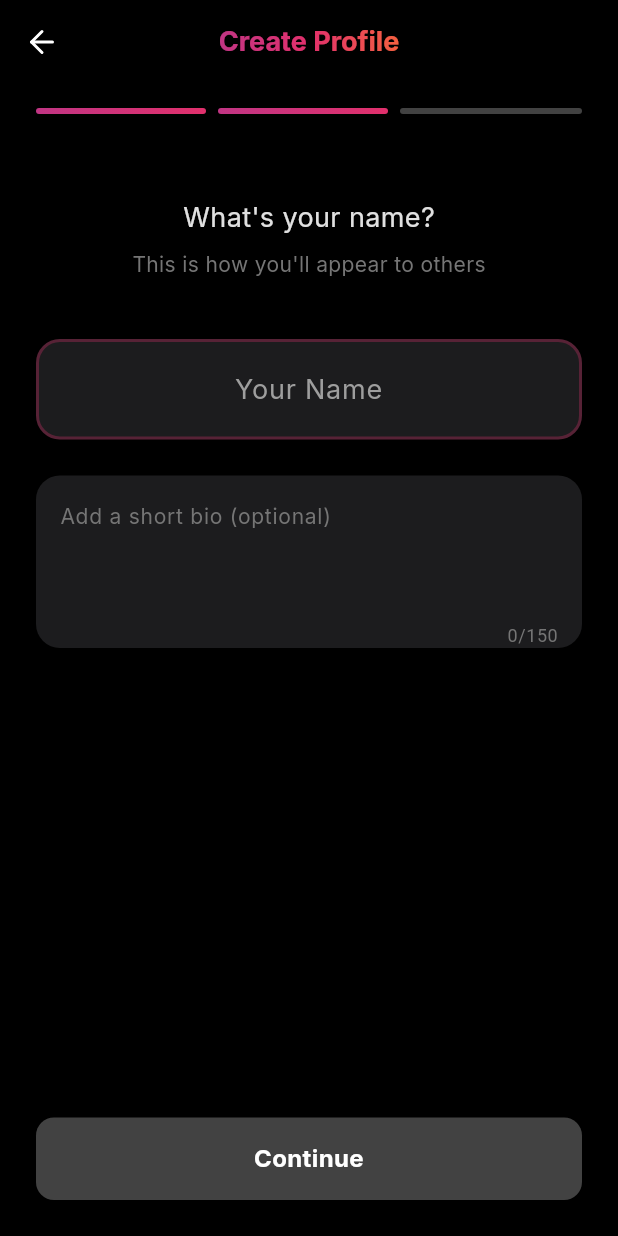
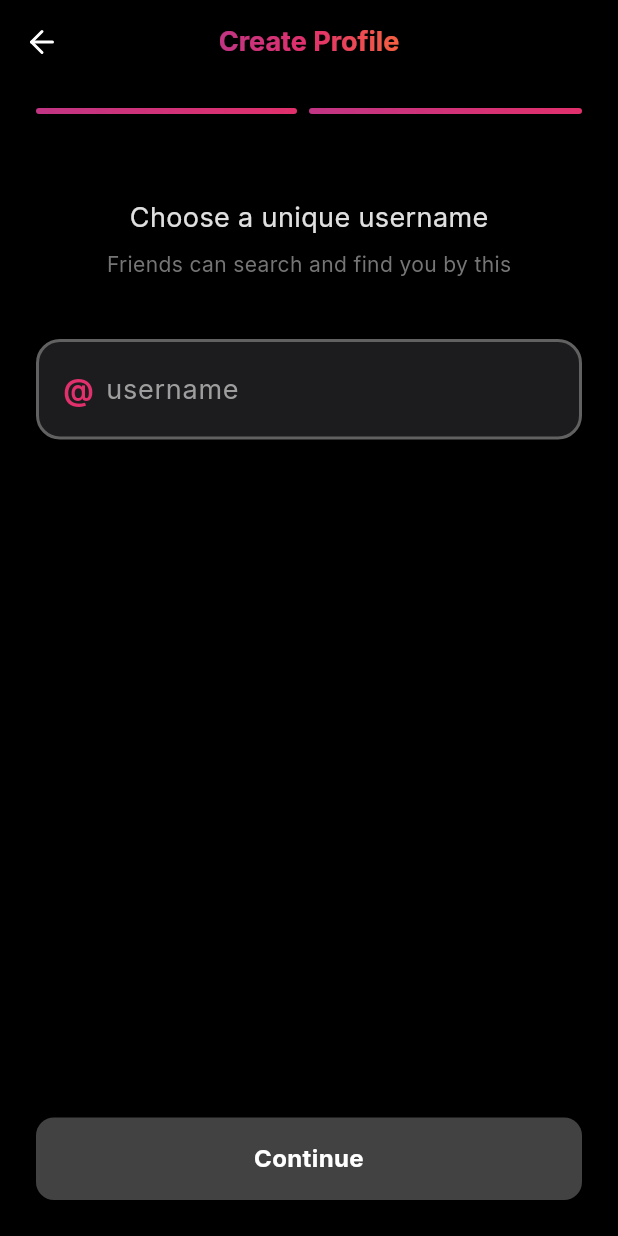
Before and after one commit to sundeep8967/bitchat, a Flutter app: the ProfileSetupScreen screen opened directly, after a tap on "Skip for now", on a phone screen of 412 x 824 dp. Run offline on Flutter 3.47's test engine with Material 3 defaults, Android fonts, the phone set to English and light mode, and no system bars; drawn by our look-alikes of flutter_animate; our stand-ins replace flutter_blue_plus, flutter_map, google_fonts, image_picker, latlong2, lucide_icons and 1 more; accounts and stored records are empty.

Commit message:
feat: Simplify profile setup by removing display name input and bio field, using onboarding nickname as default display name.

```diff
--- a/lib/screens/profile_setup_screen.dart
+++ b/lib/screens/profile_setup_screen.dart
@@ -28,12 +28,26 @@ class _ProfileSetupScreenState extends State<ProfileSetupScreen> {
   String? _errorMessage;
   Timer? _debounceTimer;
   bool _isClaiming = false;
-  int _currentStep = 0; // 0: Photo, 1: Display Name, 2: Username
+  int _currentStep = 0; // 0: Photo, 1: Username (simplified - displayName comes from onboarding)
+  String _displayName = ''; // Loaded from SharedPreferences
 
   // Instagram-style colors
   static const _instaPink = Color(0xFFE1306C);
   static const _instaPurple = Color(0xFFC13584);
   static const _instaOrange = Color(0xFFF56040);
+
+  @override
+  void initState() {
+    super.initState();
+    _loadDisplayName();
+  }
+
+  Future<void> _loadDisplayName() async {
+    final prefs = await SharedPreferences.getInstance();
+    setState(() {
+      _displayName = prefs.getString('displayName') ?? prefs.getString('nickname') ?? '';
+    });
+  }
 
   @override
   void dispose() {
@@ -172,8 +186,8 @@ class _ProfileSetupScreenState extends State<ProfileSetupScreen> {
 
   Future<void> _createProfile() async {
     final username = _usernameController.text.trim().toLowerCase();
-    final displayName = _displayNameController.text.trim();
-    final bio = _bioController.text.trim();
+    // Use displayName from onboarding (loaded in initState)
+    final displayName = _displayName.isNotEmpty ? _displayName : username;
 
     if (username.isEmpty || _status != UsernameStatus.available) return;
 
@@ -190,8 +204,7 @@ class _ProfileSetupScreenState extends State<ProfileSetupScreen> {
 
       final result = await _channel.invokeMethod('claimProfile', {
         'username': username,
-        'displayName': displayName.isNotEmpty ? displayName : username,
-        'bio': bio,
+        'displayName': displayName,
         'profileImage': profileImageBase64,
       });
 
@@ -243,9 +256,9 @@ class _ProfileSetupScreenState extends State<ProfileSetupScreen> {
   }
 
   void _nextStep() {
-    if (_currentStep < 2) {
+    if (_currentStep < 1) {
       setState(() => _currentStep++);
-      if (_currentStep == 2) {
+      if (_currentStep == 1) {
         _usernameController.addListener(_onUsernameChanged);
       }
     } else {
@@ -264,8 +277,7 @@ class _ProfileSetupScreenState extends State<ProfileSetupScreen> {
   bool get _canProceed {
     switch (_currentStep) {
       case 0: return true; // Photo is optional
-      case 1: return _displayNameController.text.trim().isNotEmpty;
-      case 2: return _status == UsernameStatus.available;
+      case 1: return _status == UsernameStatus.available; // Username step
       default: return false;
     }
   }
@@ -302,10 +314,10 @@ class _ProfileSetupScreenState extends State<ProfileSetupScreen> {
             Padding(
               padding: const EdgeInsets.symmetric(horizontal: 24, vertical: 16),
               child: Row(
-                children: List.generate(3, (i) => Expanded(
+                children: List.generate(2, (i) => Expanded(
                   child: Container(
                     height: 4,
-                    margin: EdgeInsets.only(right: i < 2 ? 8 : 0),
+                    margin: EdgeInsets.only(right: i < 1 ? 8 : 0),
                     decoration: BoxDecoration(
                       borderRadius: BorderRadius.circular(2),
                       gradient: i <= _currentStep
@@ -375,9 +387,7 @@ class _ProfileSetupScreenState extends State<ProfileSetupScreen> {
       case 0:
         return _buildPhotoStep();
       case 1:
-        return _buildDisplayNameStep();
-      case 2:
-        return _buildUsernameStep();
+        return _buildUsernameStep(); // Skip displayName step - already from onboarding
       default:
         return const SizedBox();
     }
--- a/lib/viewmodels/onboarding_viewmodel.dart
+++ b/lib/viewmodels/onboarding_viewmodel.dart
@@ -1,3 +1,4 @@
+import 'package:shared_preferences/shared_preferences.dart';
 import 'base_viewmodel.dart';
 import '../services/mesh_service.dart';
 
@@ -13,6 +14,14 @@ class OnboardingViewModel extends BaseViewModel {
     await MeshService().setNickname(nickname);
     await MeshService().startMesh(); // Ensure mesh is started
 
+    // Save nickname to SharedPreferences for profile use
+    final prefs = await SharedPreferences.getInstance();
+    await prefs.setString('nickname', nickname);
+    // Also use as displayName if not set
+    if (prefs.getString('displayName') == null) {
+      await prefs.setString('displayName', nickname);
+    }
+
     // Simulate some initialization or permission checks
     await Future.delayed(const Duration(milliseconds: 800));
 
```
